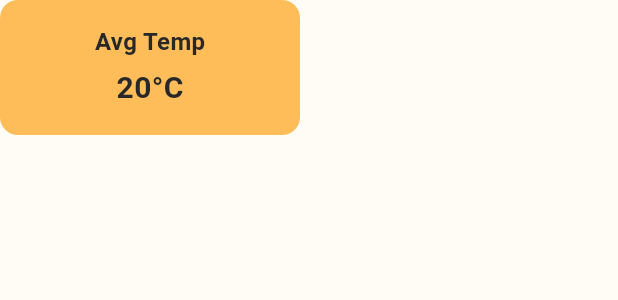
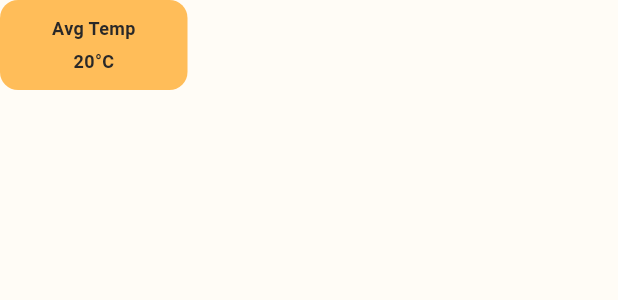
Before and after one commit to nataliahrabovska/mobile-labs, a Flutter app: the InfoCard widget shown alone on an empty page, opened directly, on a phone screen of 412 x 824 dp. Shown: the top 300 px of the screen. Run offline on Flutter 3.47's test engine with Material 3 defaults, Android fonts, the light colour scheme and no system bars; our stand-ins replace shared_preferences; accounts and stored records are empty; Roboto replaces fonts that are missing (Montserrat).

```diff
--- a/lib/screens/register_page.dart
+++ b/lib/screens/register_page.dart
@@ -6,7 +6,7 @@ class RegisterPage extends StatelessWidget {
     return Scaffold(
       body: Center(
         child: Padding(
-          padding: EdgeInsets.all(90),
+          padding: EdgeInsets.symmetric(horizontal: 30),
           child: Column(
             mainAxisAlignment: MainAxisAlignment.center,
             children: [
--- a/lib/widgets/info_card.dart
+++ b/lib/widgets/info_card.dart
@@ -9,9 +9,9 @@ class InfoCard extends StatelessWidget {
   @override
   Widget build(BuildContext context) {
     return Container(
-      width: 200,
-      height: 90,
-      padding: EdgeInsets.all(16),
+      width: 125,
+      height: 60,
+      padding: EdgeInsets.all(10),
       decoration: BoxDecoration(
         color: Color(0xFFFFBD59),
         borderRadius: BorderRadius.circular(12),
@@ -21,7 +21,7 @@ class InfoCard extends StatelessWidget {
           Text(
             title,
             style: TextStyle(
-              fontSize: 16,
+              fontSize: 12,
               fontWeight: FontWeight.bold,
               color: Color(0xFF292828),
             ),
@@ -30,7 +30,7 @@ class InfoCard extends StatelessWidget {
           Text(
             value,
             style: TextStyle(
-              fontSize: 20,
+              fontSize: 12,
               fontWeight: FontWeight.bold,
               color: Color(0xFF292828),
             ),
--- a/pubspec.yaml
+++ b/pubspec.yaml
@@ -30,6 +30,7 @@ environment:
 dependencies:
   flutter:
     sdk: flutter
+  shared_preferences: ^2.2.2
 
   # The following adds the Cupertino Icons font to your application.
   # Use with the CupertinoIcons class for iOS style icons.
```
Also changed, not shown: lib/main.dart (+13 -2 lines), lib/screens/login_page.dart (+10 -2 lines), lib/screens/profile_page.dart (+51 -4 lines), pubspec.lock, 2 other files.
